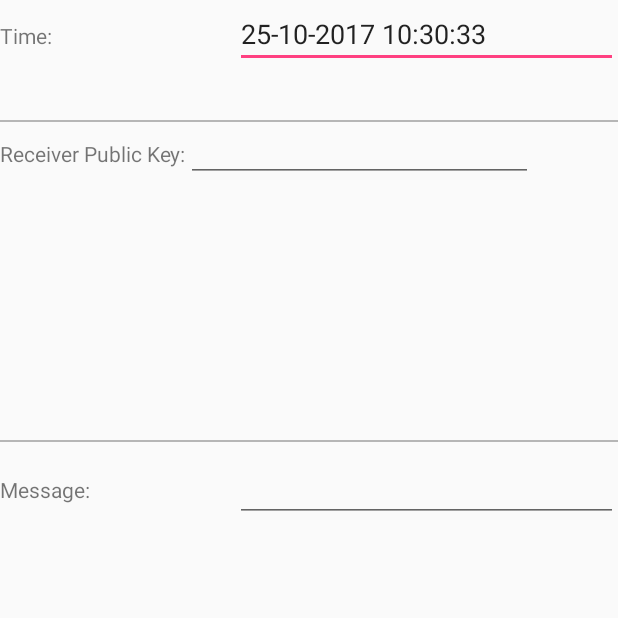
After one commit to oykenfurkan/oykenChat, an Android app: the MessageDetails screen opened directly, with no data from a screen before it, on a phone screen of 412 x 824 dp, the top half of it. The commit adds this screen. Run offline under Robolectric (Android 15) with nearby library versions, the phone set to English and light mode, and no system bars; our stand-ins replace ButterKnife; 1 statement that could not run was skipped.

Commit message:
New Features
Added "basic" message details

```diff
--- a/app/build.gradle
+++ b/app/build.gradle
@@ -45,4 +45,5 @@ dependencies {
     annotationProcessor 'com.jakewharton:butterknife-compiler:8.8.1'
 }
 
+
 apply plugin: 'com.google.gms.google-services'
--- a/app/src/main/AndroidManifest.xml
+++ b/app/src/main/AndroidManifest.xml
@@ -33,8 +33,8 @@
         </activity>
         <activity android:name=".UI.NonFriendProfile" />
         <activity android:name=".UI.ImageViewActivity" />
-        <activity android:name=".UI.EditProfile"/>
-
+        <activity android:name=".UI.EditProfile" />
+        <activity android:name=".UI.MessageDetails"></activity>
     </application>
 
 </manifest>
--- a/app/src/main/java/com/furkan/profil/Helpers/MessageChatAdapter.java
+++ b/app/src/main/java/com/furkan/profil/Helpers/MessageChatAdapter.java
@@ -5,6 +5,7 @@ import android.content.Intent;
 import android.os.Build;
 import android.support.v7.widget.RecyclerView;
 import android.text.format.DateUtils;
+import android.util.Log;
 import android.view.Gravity;
 import android.view.LayoutInflater;
 import android.view.Menu;
@@ -23,10 +24,12 @@ import com.furkan.profil.Models.ChatMessage;
 import com.furkan.profil.Models.User;
 import com.furkan.profil.R;
 import com.furkan.profil.UI.ChatActivity;
+import com.furkan.profil.UI.MessageDetails;
 import com.furkan.profil.UI.NonFriendProfile;
 import com.furkan.profil.UI.ProfilGoster;
 import com.google.firebase.database.DatabaseReference;
 import com.google.firebase.database.FirebaseDatabase;
+import com.squareup.otto.Subscribe;
 
 import java.util.ArrayList;
 import java.util.List;
@@ -34,7 +37,7 @@ import java.util.List;
 import static android.content.Context.LAYOUT_INFLATER_SERVICE;
 
 public class MessageChatAdapter extends RecyclerView.Adapter<RecyclerView.ViewHolder> {
-
+    String sender, receiver, receiverPubKey;
     private List<String> mIds= new ArrayList<>();
     private List<ChatMessage> mChatList;
     public static final int SENDER = 0;
@@ -43,6 +46,8 @@ public class MessageChatAdapter extends RecyclerView.Adapter<RecyclerView.ViewHo
 
     public MessageChatAdapter(List<ChatMessage> listOfFireChats) {
         mChatList = listOfFireChats;
+        this.sender=sender;
+        this.receiver=receiver;
     }
 
     @Override
@@ -89,8 +94,6 @@ public class MessageChatAdapter extends RecyclerView.Adapter<RecyclerView.ViewHo
                 configureRecipientView(viewHolderRecipient, position);
                 break;
         }
-
-
     }
 
     private void configureSenderView(ViewHolderSender viewHolderSender, int position) {
@@ -169,11 +172,21 @@ public class MessageChatAdapter extends RecyclerView.Adapter<RecyclerView.ViewHo
             popup.getMenuInflater()
                     .inflate(R.menu.popup, popup.getMenu());
 
-            //registering popup with OnMenuItemClickListener
             popup.setOnMenuItemClickListener(new PopupMenu.OnMenuItemClickListener() {
                 public boolean onMenuItemClick(MenuItem item) {
                     if (item.getItemId() == R.id.delete) {
                         delete(mChatList.get(getLayoutPosition()), getLayoutPosition());
+                    }else if(item.getItemId() == R.id.details){
+                        //SHOW MESSAGE DETAILS.
+                        Intent i=new Intent(v.getContext(), MessageDetails.class);
+                        i.putExtra("encryptedMessage",mChatList.get(getLayoutPosition()).getMessage());
+                        i.putExtra("timestamp",String.valueOf(mChatList.get(getLayoutPosition()).getTimestap()));
+                        i.putExtra("sender",mChatList.get(getLayoutPosition()).getSender());
+                        i.putExtra("receiver",mChatList.get(getLayoutPosition()).getRecipient());
+                        i.putExtra("message",mSenderMessageTextView.getText());
+                        i.putExtra("receiverPubKey",ChatActivity.receiverPubkey);
+
+                        v.getContext().startActivity(i);
                     }
                     return true;
                 }
@@ -227,6 +240,15 @@ public class MessageChatAdapter extends RecyclerView.Adapter<RecyclerView.ViewHo
                         delete(mChatList.get(getLayoutPosition()), getLayoutPosition());
                     }else if(item.getItemId() == R.id.details){
                         //SHOW MESSAGE DETAILS.
+                        Intent i=new Intent(v.getContext(), MessageDetails.class);
+                        i.putExtra("encryptedMessage",mChatList.get(getLayoutPosition()).getMessage());
+                        i.putExtra("timestamp",String.valueOf(mChatList.get(getLayoutPosition()).getTimestap()));
+                        i.putExtra("sender",mChatList.get(getLayoutPosition()).getSender());
+                        i.putExtra("receiver",mChatList.get(getLayoutPosition()).getRecipient());
+                        i.putExtra("message",mRecipientMessageTextView.getText());
+                        i.putExtra("receiverPubKey",ChatActivity.receiverPubkey);
+
+                        v.getContext().startActivity(i);
                     }
                     return true;
                 }
--- a/app/src/main/java/com/furkan/profil/Helpers/ProfilAdapter.java
+++ b/app/src/main/java/com/furkan/profil/Helpers/ProfilAdapter.java
@@ -47,9 +47,9 @@ public class ProfilAdapter extends RecyclerView.Adapter<ProfilAdapter.ViewHolder
     private List<User> mUsers;
     private Context mContext;
     private String mCurrentUserId;
-    int sendNum;
+    private int sendNum;
     public static Bus bus;
-    Boolean ctrl=false;
+
     public ProfilAdapter(Context context, List<User> fireChatUsers) {
         mUsers = fireChatUsers;
         mContext = context;
--- a/app/src/main/java/com/furkan/profil/Models/ChatMessage.java
+++ b/app/src/main/java/com/furkan/profil/Models/ChatMessage.java
@@ -19,8 +19,6 @@ public class ChatMessage {
         this.sender = sender;
         this.recipient = recipient;
         this.timestap=timestap;
-         Log.i("test",DateUtils.getRelativeTimeSpanString(timestap,System.currentTimeMillis(), DateUtils.SECOND_IN_MILLIS).toString());
-
     }
 
     public ChatMessage() {
--- a/app/src/main/java/com/furkan/profil/UI/ChatActivity.java
+++ b/app/src/main/java/com/furkan/profil/UI/ChatActivity.java
@@ -31,6 +31,7 @@ import com.google.firebase.database.DatabaseReference;
 import com.google.firebase.database.FirebaseDatabase;
 import com.google.firebase.database.ServerValue;
 import com.google.firebase.database.ValueEventListener;
+import com.squareup.otto.Bus;
 
 import java.io.File;
 import java.security.KeyFactory;
@@ -69,7 +70,9 @@ public class ChatActivity extends AppCompatActivity {
     private DatabaseReference messageChatDatabase;
     private DatabaseReference keyDatabase;
     private ChildEventListener messageChatListener;
-    public String receiverPubkey;
+    public static String receiverPubkey;
+    public static String sender;
+    public static String receiver;
     public String senderPubkey;
     RSAPublicKey receiverPublicKey;
     RSAPublicKey senderPublicKey;
@@ -77,22 +80,24 @@ public class ChatActivity extends AppCompatActivity {
     TextView userName;
     String name = "TEST";
 
-
     @Override
     protected void onCreate(Bundle savedInstanceState) {
         super.onCreate(savedInstanceState);
         setContentView(R.layout.activity_konusma);
 
+
         final Toolbar toolbar = (Toolbar) findViewById(R.id.toolbar_chats);
         setSupportActionBar(toolbar);
         getSupportActionBar().setDisplayHomeAsUpEnabled(true);
-        img=(ImageView)findViewById(R.id.conversation_contact_photo);
+        img = (ImageView) findViewById(R.id.conversation_contact_photo);
         userName = (TextView) findViewById(R.id.action_bar_title_1);
+
 
         bindButterKnife();
         setDatabaseInstances();
         setFirebaseUser();
-        userName.setText(name);
+        sender=name;
+        userName.setText(sender);
         setPicture();
         getReceiverPublicKey();
         getSenderPublicKey();
@@ -114,7 +119,7 @@ public class ChatActivity extends AppCompatActivity {
     }
 
     private void setPicture() {
-        String completePath = Environment.getExternalStorageDirectory() + "/kucuk/" + mRecipientId +".jpg";
+        String completePath = Environment.getExternalStorageDirectory() + "/kucuk/" + mRecipientId + ".jpg";
         File file = new File(completePath);
         Log.i("Glide adresi", completePath);
         Uri imageUri = Uri.fromFile(file);
@@ -154,7 +159,7 @@ public class ChatActivity extends AppCompatActivity {
         return super.onOptionsItemSelected(item);
     }
 
-    public void setDatabaseInstances(){
+    public void setDatabaseInstances() {
         messageChatDatabase = FirebaseDatabase.getInstance().getReference("chats");
         keyDatabase = FirebaseDatabase.getInstance().getReference("publicKeys");
     }
@@ -247,6 +252,7 @@ public class ChatActivity extends AppCompatActivity {
         mChatRecyclerView.setLayoutManager(new LinearLayoutManager(this));
         mChatRecyclerView.setHasFixedSize(true);
         messageChatAdapter = new MessageChatAdapter(new ArrayList<ChatMessage>());
+
         mChatRecyclerView.setAdapter(messageChatAdapter);
     }
 
@@ -269,13 +275,13 @@ public class ChatActivity extends AppCompatActivity {
             messageChatDatabase.removeEventListener(messageChatListener);
         }
         messageChatAdapter.cleanUp();
-     //   setUserOffline();
+        //   setUserOffline();
     }
 
     private void setUserOffline() {
         if (mAuth.getCurrentUser() != null) {
             String userId = mAuth.getCurrentUser().getUid();
-       //     mUserRefDatabase.child(userId).child("connection").setValue(UsersChatAdapter.OFFLINE);
+            //     mUserRefDatabase.child(userId).child("connection").setValue(UsersChatAdapter.OFFLINE);
         }
     }
 
@@ -297,16 +303,15 @@ public class ChatActivity extends AppCompatActivity {
         }
     }
 
-    public void queryMessages(){
+    public void queryMessages() {
         messageChatListener = messageChatDatabase.limitToFirst(50).addChildEventListener(new ChildEventListener() {
             @Override
             public void onChildAdded(DataSnapshot dataSnapshot, String previousChildKey) {
 
-
                 ChatMessage newMessage = dataSnapshot.getValue(ChatMessage.class);
                 if (newMessage != null) {
-                    Log.i("Test",  messageChatDatabase.toString());
-                    Log.i("newMessage içeriği", newMessage.getRecipient()+"///"+ newMessage.getSender());
+                    Log.i("Test", messageChatDatabase.toString());
+                    Log.i("newMessage içeriği", newMessage.getRecipient() + "///" + newMessage.getSender());
                     //newMessage.setMessage(rsa.decryptString(user.getUid(),newMessage+.getMessage()));
 
                     if (newMessage.getSender().equals(mCurrentUserId)) {
@@ -316,7 +321,7 @@ public class ChatActivity extends AppCompatActivity {
                         newMessage.setMessage(rsa.decryptString(user.getUid(), newMessage.getMessage()));
                         newMessage.setRecipientOrSenderStatus(MessageChatAdapter.RECIPIENT);
                     }
-                    messageChatAdapter.refillAdapter(newMessage,dataSnapshot.getKey());
+                    messageChatAdapter.refillAdapter(newMessage, dataSnapshot.getKey());
                     mChatRecyclerView.scrollToPosition(messageChatAdapter.getItemCount() - 1);
 
                 }
--- /dev/null
+++ b/app/src/main/java/com/furkan/profil/UI/MessageDetails.java
@@ -0,0 +1,43 @@
+package com.furkan.profil.UI;
+
+import android.support.v7.app.AppCompatActivity;
+import android.os.Bundle;
+import android.text.format.DateFormat;
+import android.widget.EditText;
+
+import com.furkan.profil.Helpers.RSAHelper;
+import com.furkan.profil.R;
+
+import java.util.Calendar;
+import java.util.Locale;
+
+import butterknife.BindView;
+import butterknife.ButterKnife;
+
+public class MessageDetails extends AppCompatActivity {
+
+
+    @BindView(R.id.editText3)
+    EditText message;
+    @BindView(R.id.editText4)
+    EditText receiversPublicKey;
+    @BindView(R.id.editText6)
+    EditText timestamp;
+
+    @Override
+    protected void onCreate(Bundle savedInstanceState) {
+        super.onCreate(savedInstanceState);
+        setContentView(R.layout.activity_message_details);
+        ButterKnife.bind(this);
+
+        message.setText(getIntent().getStringExtra("message"));
+        receiversPublicKey.setText(getIntent().getStringExtra("receiverPubKey"));
+
+        Calendar cal = Calendar.getInstance(Locale.ENGLISH);
+        cal.setTimeInMillis(Long.valueOf(getIntent().getStringExtra("timestamp")));
+        String date = DateFormat.format("dd-MM-yyyy HH:mm:ss", cal).toString();
+        timestamp.setText(String.valueOf(date));
+
+
+    }
+}
--- /dev/null
+++ b/app/src/main/res/layout/activity_message_details.xml
@@ -0,0 +1,86 @@
+<?xml version="1.0" encoding="utf-8"?>
+<RelativeLayout xmlns:android="http://schemas.android.com/apk/res/android"
+    xmlns:tools="http://schemas.android.com/tools"
+    android:layout_width="match_parent"
+    android:layout_height="match_parent"
+    tools:context="com.furkan.profil.UI.MessageDetails">
+
+
+    <LinearLayout
+        android:layout_width="match_parent"
+        android:layout_height="match_parent"
+        android:orientation="vertical">
+
+
+
+        <LinearLayout
+            android:layout_width="match_parent"
+            android:layout_height="72dp"
+            android:orientation="horizontal">
+
+            <TextView
+                android:id="@+id/textView6"
+                android:layout_width="115dp"
+                android:layout_height="wrap_content"
+                android:layout_weight="1"
+                android:text="Time:" />
+
+            <EditText
+                android:id="@+id/editText6"
+                android:layout_width="wrap_content"
+                android:layout_height="wrap_content"
+                android:layout_weight="1"
+                android:ems="10"
+                android:inputType="textMultiLine" />
+        </LinearLayout>
+
+        <include layout="@layout/item_divider" />
+
+        <LinearLayout
+            android:layout_width="match_parent"
+            android:layout_height="196dp"
+            android:orientation="horizontal">
+
+            <TextView
+                android:id="@+id/textView4"
+                android:layout_width="wrap_content"
+                android:layout_height="wrap_content"
+                android:text="Receiver Public Key:" />
+
+            <EditText
+                android:id="@+id/editText4"
+                android:layout_width="231dp"
+                android:layout_height="wrap_content"
+                android:ems="10"
+                android:inputType="textMultiLine"
+                android:textSize="8sp" />
+        </LinearLayout>
+
+        <include layout="@layout/item_divider" />
+
+        <LinearLayout
+            android:layout_width="match_parent"
+            android:layout_height="1dp"
+            android:layout_weight="1"
+            android:orientation="horizontal">
+
+            <TextView
+                android:id="@+id/textView3"
+                android:layout_width="115dp"
+                android:layout_height="wrap_content"
+                android:layout_weight="1"
+                android:text="Message:" />
+
+            <EditText
+                android:id="@+id/editText3"
+                android:layout_width="wrap_content"
+                android:layout_height="wrap_content"
+                android:layout_weight="1"
+                android:ems="10"
+                android:inputType="textMultiLine" />
+        </LinearLayout>
+
+
+
+    </LinearLayout>
+</RelativeLayout>
```
Also changed, not shown: 148 other files.
